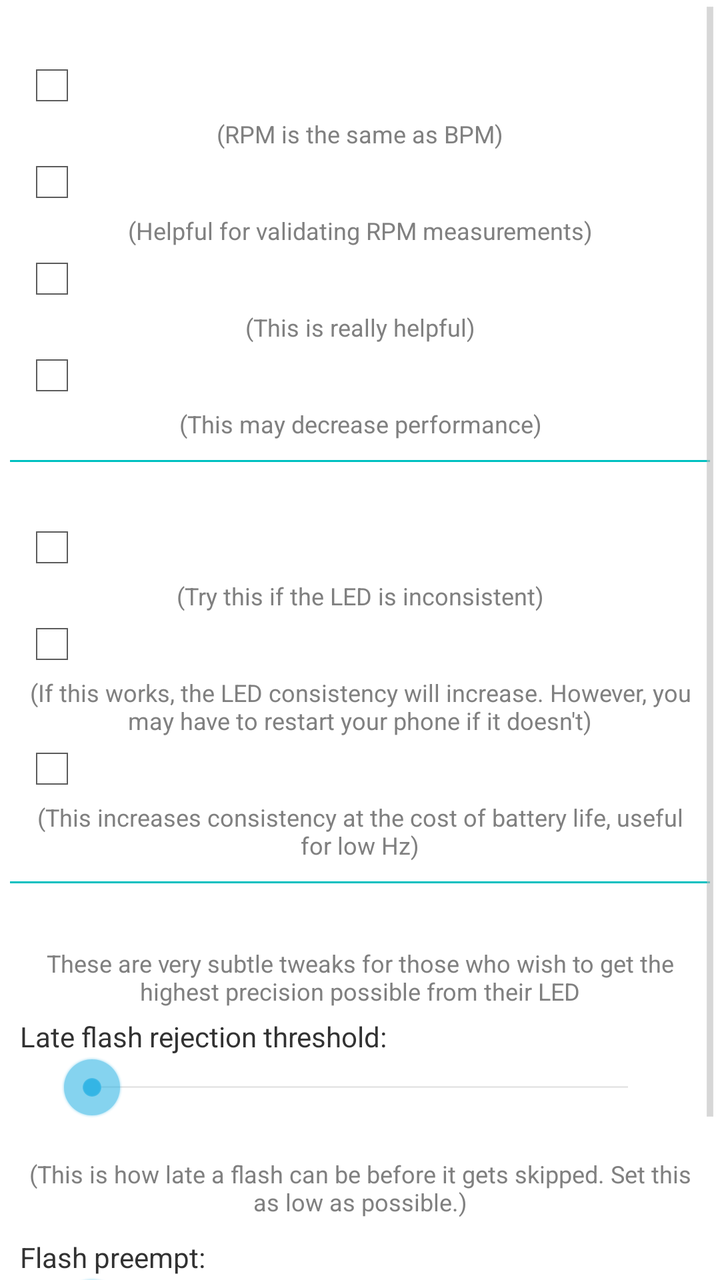
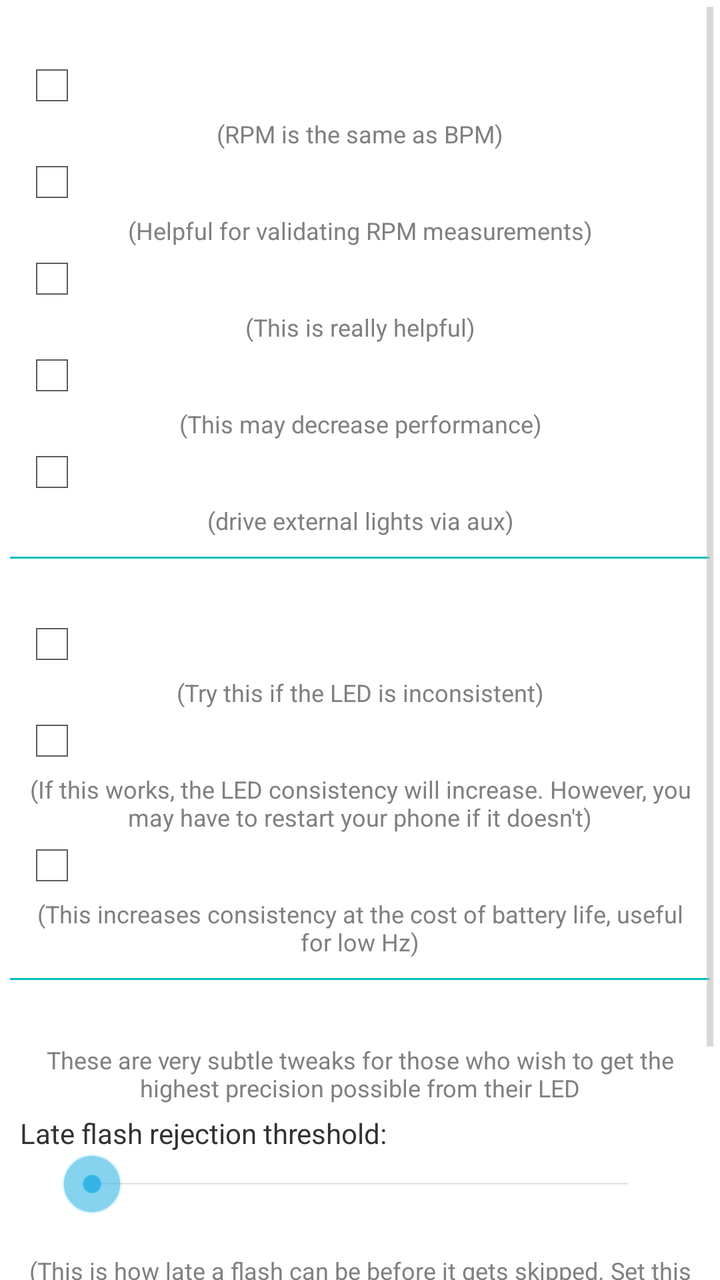

An Android layout rendered at two revisions. The XML below is the earlier revision; the diff shows what the commit changed to produce the second picture.
<!-- AndroidManifest.xml: another module's application theme AppTheme -->
<!-- res/layout/frag_advanced_fragment.xml -->
<?xml version="1.0" encoding="utf-8"?>

<ScrollView xmlns:android="http://schemas.android.com/apk/res/android"
    android:layout_width="match_parent"
    android:layout_height="match_parent"
    >
	<LinearLayout 
	    android:layout_width="match_parent"
	    android:layout_height="wrap_content"
	    android:orientation="vertical" >
	    
	    
	    <TextView
	        android:layout_width="wrap_content"
	        android:layout_height="wrap_content"
	        android:textColor="#FFFFFFFF"
	        android:textSize="16sp"
	        android:layout_marginLeft="5dp"
	        android:text="Display options:"
	        android:layout_marginTop="5dp"
	        />
	    
	    <CheckBox
	        android:layout_width="wrap_content"
	        android:layout_height="wrap_content"
	        android:textColor="#FFFFFFFF"
	        android:text="Use RPM"
	        android:layout_marginLeft="10dp"
	        android:id="@+id/rpm_check"
	        />

		<TextView
			android:layout_width="fill_parent"
			android:layout_height="wrap_content"
			android:gravity="center_horizontal"
			android:textColor="#FF808080"
			android:textSize="12sp"
			android:layout_marginLeft="10dp"
			android:layout_marginRight="10dp"
			android:text="(RPM is the same as BPM)"
			/>
	    
	    <CheckBox
	        android:layout_width="wrap_content"
	        android:layout_height="wrap_content"
	        android:textColor="#FFFFFFFF"
	        android:text="Show ×½ and ×2"
	        android:layout_marginLeft="10dp"
	        android:id="@+id/x2_check"
	        />
	    
	    <TextView
	        android:layout_width="fill_parent"
	        android:layout_height="wrap_content"
	        android:gravity="center_horizontal"
	        android:textColor="#FF808080"
	        android:textSize="12sp"
	        android:layout_marginLeft="10dp"
	        android:layout_marginRight="10dp"
	        android:text="(Helpful for validating RPM measurements)"
	        />
	    
	    <CheckBox
	        android:layout_width="wrap_content"
	        android:layout_height="wrap_content"
	        android:textColor="#FFFFFFFF"
	        android:text="Show Diagnostic mode"
	        android:layout_marginLeft="10dp"
	        android:id="@+id/diagnostic_check"
	        />
		<TextView
			android:layout_width="fill_parent"
			android:layout_height="wrap_content"
			android:gravity="center_horizontal"
			android:textColor="#FF808080"
			android:textSize="12sp"
			android:layout_marginLeft="10dp"
			android:layout_marginRight="10dp"
			android:text="(This is really helpful)"
			/>
	        
	    
	    <CheckBox
	        android:layout_width="wrap_content"
	        android:layout_height="wrap_content"
	        android:textColor="#FFFFFFFF"
	        android:text="Show real-time duty"
	        android:layout_marginLeft="10dp"
	        android:id="@+id/realtime_check"
	        />
	    
	    <TextView
	        android:layout_width="fill_parent"
	        android:layout_height="wrap_content"
	        android:gravity="center_horizontal"
	        android:textColor="#FF808080"
	        android:textSize="12sp"
	        android:layout_marginLeft="10dp"
	        android:layout_marginRight="10dp"
	        android:text="(This may decrease performance)"
	        />
	    
	    
	    <View 
	        android:layout_width="fill_parent"
	        android:layout_height="1dp"
	        android:layout_marginLeft="5dp"
	        android:layout_marginRight="5dp"
	        android:layout_marginTop="10dp"
	        android:layout_marginBottom="5dp"
	        android:background="#FF00C0C0"/>
	    
	    
	    <TextView
	        android:layout_width="wrap_content"
	        android:layout_height="wrap_content"
	        android:textColor="#FFFFFFFF"
	        android:textSize="16sp"
	        android:layout_marginLeft="5dp"
	        android:text="Performance options:"
	        />
	    
	    <CheckBox
	        android:layout_width="wrap_content"
	        android:layout_height="wrap_content"
	        android:textColor="#FFFFFFFF"
	        android:text="Use multi commands"
	        android:layout_marginLeft="10dp"
	        android:id="@+id/multi_check"
	        />
	    
	    <TextView
	        android:layout_width="fill_parent"
	        android:layout_height="wrap_content"
	        android:gravity="center_horizontal"
	        android:textColor="#FF808080"
	        android:textSize="12sp"
	        android:layout_marginLeft="10dp"
	        android:layout_marginRight="10dp"
	        android:text="(Try this if the LED is inconsistent)"
	        />

		<LinearLayout
			android:layout_width="fill_parent"
			android:layout_height="wrap_content"
			android:id="@+id/performance_hack_stuff"
			android:orientation="vertical"
			>
			<CheckBox
				android:layout_width="wrap_content"
				android:layout_height="wrap_content"
				android:textColor="#FFFFFFFF"
				android:text="Performance hack"
				android:layout_marginLeft="10dp"
				android:id="@+id/performance_check"
				/>

			<TextView
				android:layout_width="fill_parent"
				android:layout_height="wrap_content"
				android:gravity="center_horizontal"
				android:textColor="#FF808080"
				android:textSize="12sp"
				android:layout_marginLeft="10dp"
				android:layout_marginRight="10dp"
				android:text="(If this works, the LED consistency will increase. However, you may have to restart your phone if it doesn\'t)"
				/>
		</LinearLayout>
	    
	    <CheckBox
	        android:layout_width="wrap_content"
	        android:layout_height="wrap_content"
	        android:textColor="#FFFFFFFF"
	        android:text="Full cpu"
	        android:layout_marginLeft="10dp"
	        android:id="@+id/full_cpu_check"
	        />
	    
	    <TextView
	        android:layout_width="fill_parent"
	        android:layout_height="wrap_content"
	        android:gravity="center_horizontal"
	        android:textColor="#FF808080"
	        android:textSize="12sp"
	        android:layout_marginLeft="10dp"
	        android:layout_marginRight="10dp"
	        android:text="(This increases consistency at the cost of battery life, useful for low Hz)"
	        />
	    
	    <View 
	        android:layout_width="fill_parent"
	        android:layout_height="1dp"
	        android:layout_marginLeft="5dp"
	        android:layout_marginRight="5dp"
	        android:layout_marginTop="10dp"
	        android:layout_marginBottom="5dp"
	        android:background="#FF00C0C0"/>
	    
	    <TextView
	        android:layout_width="wrap_content"
	        android:layout_height="wrap_content"
	        android:textColor="#FFFFFFFF"
	        android:textSize="16sp"
	        android:layout_marginLeft="5dp"
	        android:text="Stroboscope tweaks:"
	        />
	    
	    <TextView
	        android:layout_width="fill_parent"
	        android:layout_height="wrap_content"
	        android:gravity="center_horizontal"
	        android:textColor="#FF808080"
	        android:textSize="12sp"
	        android:layout_marginLeft="10dp"
	        android:layout_marginRight="10dp"
	   	    android:text="These are very subtle tweaks for those who wish to get the highest precision possible from their LED"
	   	    android:layout_marginTop="5dip"
	   	    />
	    
	   	<TextView
	   	    android:layout_width="wrap_content"
	   	    android:layout_height="wrap_content"
	        android:textSize="14sp"
	   	    android:text="Late flash rejection threshold:"
	   	    android:layout_marginTop="5dip"
		    android:layout_marginLeft="10dp"
	   	    />
	   	
		<SeekBar
	   	    android:layout_width="fill_parent"
	   	    android:layout_height="wrap_content"
	   	    android:layout_marginLeft="30dip"
	   	    android:layout_marginRight="30dip"
	    	android:id="@+id/late_flash_seek_bar"
	    	/>
		<TextView
		    android:layout_width="wrap_content"
		    android:layout_height="wrap_content"
	   	    android:layout_gravity="center_horizontal"
		    android:id="@+id/late_flash_text"
		    />
		
	    <TextView
	        android:layout_width="fill_parent"
	        android:layout_height="wrap_content"
	        android:gravity="center_horizontal"
	        android:textColor="#FF808080"
	        android:textSize="12sp"
	        android:layout_marginLeft="10dp"
	        android:layout_marginRight="10dp"
	        android:text="(This is how late a flash can be before it gets skipped. Set this as low as possible.)"
	        />
	    
		
		<TextView
		    android:layout_width="wrap_content"
		    android:layout_height="wrap_content"
		    android:layout_marginTop="10dp"
		    android:layout_marginLeft="10dp"
	        android:textSize="14sp"
		    android:text="Flash preempt:"
		    /> 	
		<SeekBar
	   	    android:layout_width="fill_parent"
	   	    android:layout_height="wrap_content"
	   	    android:layout_marginLeft="30dip"
	   	    android:layout_marginRight="30dip"
	    	android:id="@+id/flash_preempt_seek_bar"
	    	/>
		<TextView
		    android:layout_width="wrap_content"
		    android:layout_height="wrap_content"
		    android:layout_gravity="center_horizontal"
		    android:id="@+id/flash_preempt_text"
		    />
		
	    <TextView
	        android:layout_width="fill_parent"
	        android:layout_height="wrap_content"
	        android:gravity="center_horizontal"
	        android:textColor="#FF808080"
	        android:textSize="12sp"
	        android:layout_marginLeft="5dp"
	        android:text="(This adjusts multithread timing. Adjust this until the flashes are consistent.)"
	        />
	
	    
	    <View
	        android:layout_width="0dp"
	        android:layout_height="10dp"
	        />
	    
	    
	</LinearLayout>
</ScrollView>
<!-- resources referenced by this layout -->
<resources>
  <style name="AppTheme" parent="AppBaseTheme">
          
      </style>
  <style name="AppBaseTheme" parent="android:Theme.Holo.Light">
          
      </style>
</resources>

<!-- the commit's change to res/layout/frag_advanced_fragment.xml (unified diff, before → after) -->
@@ -99,8 +99,28 @@
 	        android:layout_marginRight="10dp"
 	        android:text="(This may decrease performance)"
 	        />
-	    
-	    
+        <CheckBox
+            android:id="@+id/aux_mode_check"
+            android:layout_width="wrap_content"
+            android:layout_height="wrap_content"
+            android:layout_marginLeft="10dp"
+            android:textColor="#FFFFFFFF"
+            android:text="@string/show_aux_mode" />
+        <TextView
+            android:layout_width="match_parent"
+            android:layout_height="wrap_content"
+            android:layout_marginLeft="10dp"
+            android:layout_marginRight="10dp"
+            android:gravity="center_horizontal"
+            android:textColor="#FF808080"
+            android:textSize="12sp"
+            android:text="@string/show_aux_description" />
+
+
+	    
+	    
+        <include layout="@layout/aux_controls" />
+
 	    <View 
 	        android:layout_width="fill_parent"
 	        android:layout_height="1dp"
@@ -293,3 +313,209 @@
 	    
 	</LinearLayout>
 </ScrollView>
+<!-- res/layout/aux_controls.xml (included above) -->
+<?xml version="1.0" encoding="utf-8"?>
+<LinearLayout xmlns:android="http://schemas.android.com/apk/res/android"
+    android:id="@+id/aux_section"
+    android:layout_width="match_parent"
+    android:layout_height="wrap_content"
+    android:orientation="vertical"
+    android:visibility="gone">
+    <View
+        android:layout_width="match_parent"
+        android:layout_height="1dp"
+        android:layout_margin="5dp"
+        android:background="#FF00C0C0" />
+    <TextView
+        android:layout_width="wrap_content"
+        android:layout_height="wrap_content"
+        android:layout_marginLeft="5dp"
+        android:textColor="#FFFFFFFF"
+        android:textSize="16sp"
+        android:text="@string/aux_options_title" />
+    <TextView
+        android:layout_width="match_parent"
+        android:layout_height="wrap_content"
+        android:layout_margin="10dp"
+        android:gravity="center_horizontal"
+        android:textColor="#FF808080"
+        android:textSize="12sp"
+        android:text="@string/aux_options_description" />
+    <TextView
+        android:layout_width="wrap_content"
+        android:layout_height="wrap_content"
+        android:layout_marginLeft="10dp"
+        android:layout_marginTop="5dp"
+        android:textSize="14sp"
+        android:labelFor="@+id/aux_high_seek_bar"
+        android:text="@string/aux_high_voltage" />
+    <SeekBar
+        android:id="@+id/aux_high_seek_bar"
+        android:layout_width="match_parent"
+        android:layout_height="wrap_content"
+        android:layout_marginLeft="30dp"
+        android:layout_marginRight="30dp"
+        android:layoutDirection="ltr"
+        android:max="200"
+        android:progress="200" />
+    <RelativeLayout
+        android:layout_width="match_parent"
+        android:layout_height="wrap_content"
+        android:layout_marginLeft="30dp"
+        android:layout_marginRight="30dp"
+        android:layout_marginBottom="10dp">
+        <TextView
+
+            android:layout_width="wrap_content"
+            android:layout_height="wrap_content"
+            android:layout_alignParentLeft="true"
+            android:text="@string/aux_voltage_min" />
+        <TextView
+            android:id="@+id/aux_high_value"
+            android:layout_width="wrap_content"
+            android:layout_height="wrap_content"
+            android:layout_centerHorizontal="true"
+            android:text="@string/aux_voltage_max" />
+        <TextView
+
+            android:layout_width="wrap_content"
+            android:layout_height="wrap_content"
+            android:layout_alignParentRight="true"
+            android:text="@string/aux_voltage_max" />
+    </RelativeLayout>
+    <TextView
+        android:layout_width="wrap_content"
+        android:layout_height="wrap_content"
+        android:layout_marginLeft="10dp"
+        android:layout_marginTop="5dp"
+        android:textSize="14sp"
+        android:labelFor="@+id/aux_low_seek_bar"
+        android:text="@string/aux_low_voltage" />
+    <SeekBar
+        android:id="@+id/aux_low_seek_bar"
+        android:layout_width="match_parent"
+        android:layout_height="wrap_content"
+        android:layout_marginLeft="30dp"
+        android:layout_marginRight="30dp"
+        android:layoutDirection="ltr"
+        android:max="200"
+        android:progress="100" />
+    <RelativeLayout
+        android:layout_width="match_parent"
+        android:layout_height="wrap_content"
+        android:layout_marginLeft="30dp"
+        android:layout_marginRight="30dp"
+        android:layout_marginBottom="10dp">
+        <TextView
+
+            android:layout_width="wrap_content"
+            android:layout_height="wrap_content"
+            android:layout_alignParentLeft="true"
+            android:text="@string/aux_voltage_min" />
+        <TextView
+            android:id="@+id/aux_low_value"
+            android:layout_width="wrap_content"
+            android:layout_height="wrap_content"
+            android:layout_centerHorizontal="true"
+            android:text="0" />
+        <TextView
+
+            android:layout_width="wrap_content"
+            android:layout_height="wrap_content"
+            android:layout_alignParentRight="true"
+            android:text="@string/aux_voltage_max" />
+    </RelativeLayout>
+    <TextView
+        android:layout_width="wrap_content"
+        android:layout_height="wrap_content"
+        android:layout_marginLeft="10dp"
+        android:layout_marginTop="5dp"
+        android:textSize="14sp"
+        android:labelFor="@+id/aux_stereo_seek_bar"
+        android:text="@string/aux_stereo" />
+    <SeekBar
+        android:id="@+id/aux_stereo_seek_bar"
+        android:layout_width="match_parent"
+        android:layout_height="wrap_content"
+        android:layout_marginLeft="30dp"
+        android:layout_marginRight="30dp"
+        android:layoutDirection="ltr"
+        android:max="2"
+        android:progress="1" />
+    <RelativeLayout
+        android:layout_width="match_parent"
+        android:layout_height="wrap_content"
+        android:layout_marginLeft="30dp"
+        android:layout_marginRight="30dp"
+        android:layout_marginBottom="10dp">
+        <TextView
+
+            android:layout_width="wrap_content"
+            android:layout_height="wrap_content"
+            android:layout_alignParentLeft="true"
+            android:text="@string/aux_left" />
+        <TextView
+
+            android:layout_width="wrap_content"
+            android:layout_height="wrap_content"
+            android:layout_centerHorizontal="true"
+            android:text="@string/aux_center" />
+        <TextView
+
+            android:layout_width="wrap_content"
+            android:layout_height="wrap_content"
+            android:layout_alignParentRight="true"
+            android:text="@string/aux_right" />
+    </RelativeLayout>
+    <CheckBox
+        android:id="@+id/aux_max_volume_check"
+        android:layout_width="wrap_content"
+        android:layout_height="wrap_content"
+        android:layout_marginLeft="10dp"
+        android:textColor="#FFFFFFFF"
+        android:text="@string/aux_max_volume" />
+    <TextView
+        android:layout_width="match_parent"
+        android:layout_height="wrap_content"
+        android:layout_marginLeft="10dp"
+        android:layout_marginRight="10dp"
+        android:layout_marginBottom="5dp"
+        android:gravity="center_horizontal"
+        android:textColor="#FF808080"
+        android:textSize="12sp"
+        android:text="@string/aux_max_volume_description" />
+    <CheckBox
+        android:id="@+id/aux_volume_keys_check"
+        android:layout_width="wrap_content"
+        android:layout_height="wrap_content"
+        android:layout_marginLeft="10dp"
+        android:textColor="#FFFFFFFF"
+        android:text="@string/aux_volume_keys" />
+    <TextView
+        android:layout_width="match_parent"
+        android:layout_height="wrap_content"
+        android:layout_marginLeft="10dp"
+        android:layout_marginRight="10dp"
+        android:layout_marginBottom="5dp"
+        android:gravity="center_horizontal"
+        android:textColor="#FF808080"
+        android:textSize="12sp"
+        android:text="@string/aux_volume_keys_description" />
+    <CheckBox
+        android:id="@+id/aux_headphones_check"
+        android:layout_width="wrap_content"
+        android:layout_height="wrap_content"
+        android:layout_marginLeft="10dp"
+        android:textColor="#FFFFFFFF"
+        android:text="@string/aux_headphones" />
+    <TextView
+        android:layout_width="match_parent"
+        android:layout_height="wrap_content"
+        android:layout_marginLeft="10dp"
+        android:layout_marginRight="10dp"
+        android:layout_marginBottom="5dp"
+        android:gravity="center_horizontal"
+        android:textColor="#FF808080"
+        android:textSize="12sp"
+        android:text="@string/aux_headphones_description" />
+</LinearLayout>
<!-- resource entries referenced after the edit -->
@@ -1,5 +1,23 @@
 <!-- resources referenced by this layout -->
 <resources>
+  <string name="aux_center">Center</string>
+  <string name="aux_headphones">Don\'t play unless headphones detected</string>
+  <string name="aux_headphones_description">(so you don\'t blast random sounds)</string>
+  <string name="aux_high_voltage">High voltage:</string>
+  <string name="aux_left">Left</string>
+  <string name="aux_low_voltage">Low voltage:</string>
+  <string name="aux_max_volume">Max volume on start</string>
+  <string name="aux_max_volume_description">(set media volume to max)</string>
+  <string name="aux_options_description">Control equipment connected to your phone via the headphone jack. Not all dongles work the same. Find one that passes DC current. Enable at bottom of screen</string>
+  <string name="aux_options_title">AUX output options:</string>
+  <string name="aux_right">Right</string>
+  <string name="aux_stereo">Stereo:</string>
+  <string name="aux_voltage_max">+1</string>
+  <string name="aux_voltage_min">-1</string>
+  <string name="aux_volume_keys">Volume keys adjust media volume</string>
+  <string name="aux_volume_keys_description">(by default they adjust frequency)</string>
+  <string name="show_aux_description">(drive external lights via aux)</string>
+  <string name="show_aux_mode">Show AUX mode</string>
   <style name="AppTheme" parent="AppBaseTheme">
           
       </style>
